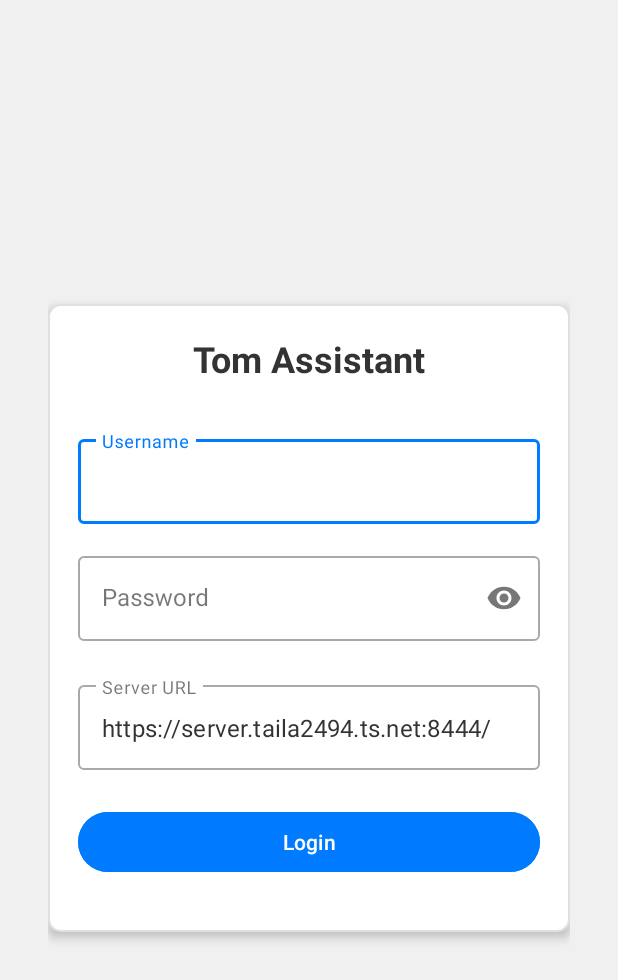
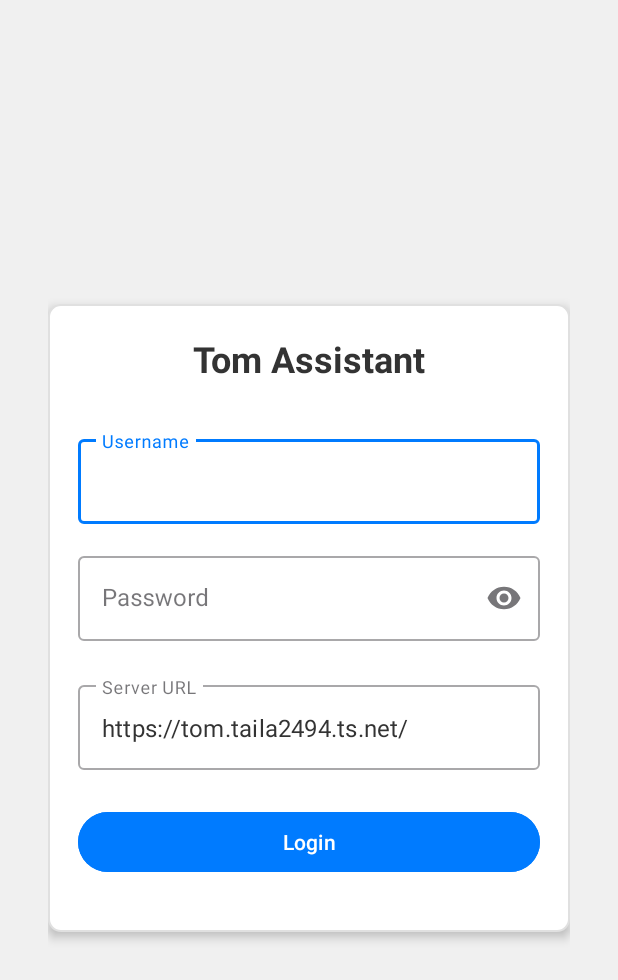
Before and after one commit to Mickael-Roger/tom, an Android app: the screen it shows after launch (LoginActivity), on a phone screen of 412 x 824 dp. Shown: the top 980 px of the screen. Run offline under Robolectric (Android 15) with nearby library versions, the phone set to English and light mode, and no system bars.

Commit message:
Update URL in Android app

```diff
--- a/TomAssistant/app/src/main/java/com/tom/assistant/network/ApiClient.kt
+++ b/TomAssistant/app/src/main/java/com/tom/assistant/network/ApiClient.kt
@@ -22,7 +22,7 @@ object ApiClient {
     }
 
     // URL de base de votre serveur Tom via Tailscale
-    private const val BASE_URL = "https://server.taila2494.ts.net:8444/"
+    private const val BASE_URL = "https://tom.taila2494.ts.net/"
 
     // Cookie manager pour gérer les sessions avec store persistant
     private val cookieManager by lazy {
--- a/TomAssistant/app/src/main/java/com/tom/assistant/utils/SessionManager.kt
+++ b/TomAssistant/app/src/main/java/com/tom/assistant/utils/SessionManager.kt
@@ -16,7 +16,7 @@ class SessionManager(context: Context) {
         private const val KEY_SERVER_URL = "serverUrl"
         private const val KEY_SOUND_ENABLED = "soundEnabled"
         private const val KEY_AUTO_SUBMIT = "autoSubmit"
-        private const val DEFAULT_SERVER_URL = "https://server.taila2494.ts.net:8444/"
+        private const val DEFAULT_SERVER_URL = "https://tom.taila2494.ts.net/"
     }
 
     fun saveLoginSession(username: String) {
--- a/TomAssistant/app/src/main/res/layout/activity_login.xml
+++ b/TomAssistant/app/src/main/res/layout/activity_login.xml
@@ -76,7 +76,7 @@
                 android:hint="Server URL"
                 android:inputType="textUri"
                 android:maxLines="1"
-                android:text="https://server.taila2494.ts.net:8444/"
+                android:text="https://tom.taila2494.ts.net/"
                 android:textColor="#333333"
                 android:textColorHint="#666666" />
 
```
Also changed, not shown: 3 other files.
